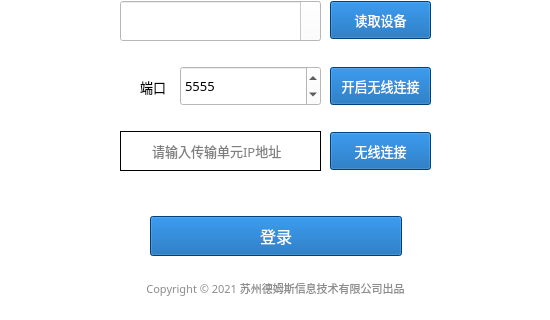
Old version of the form resource/transUnit_login.ui in the repository Yugle/service_deploy_tool; both pictures show x 0 to 550 and y 140 to 460 of the 550 by 460 pixel window.
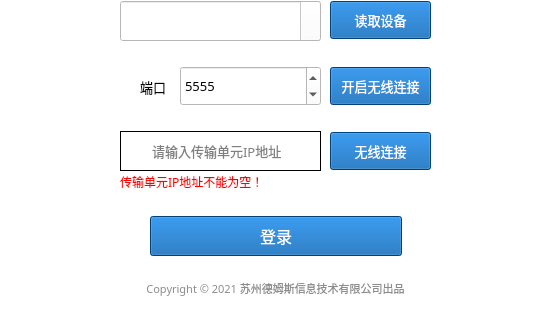
New version of the form. Icons and pictures are not drawn.

Diff of the .ui file:
```diff
--- a/resource/transUnit_login.ui
+++ b/resource/transUnit_login.ui
@@ -846,6 +846,27 @@
        <string>无线连接</string>
       </property>
      </widget>
+     <widget class="QLabel" name="adb_ip_label">
+      <property name="geometry">
+       <rect>
+        <x>120</x>
+        <y>190</y>
+        <width>201</width>
+        <height>21</height>
+       </rect>
+      </property>
+      <property name="font">
+       <font>
+        <family>微软雅黑</family>
+       </font>
+      </property>
+      <property name="styleSheet">
+       <string notr="true">color:red;</string>
+      </property>
+      <property name="text">
+       <string>传输单元IP地址不能为空！</string>
+      </property>
+     </widget>
     </widget>
    </widget>
    <widget class="QPushButton" name="loginBtn">
```
